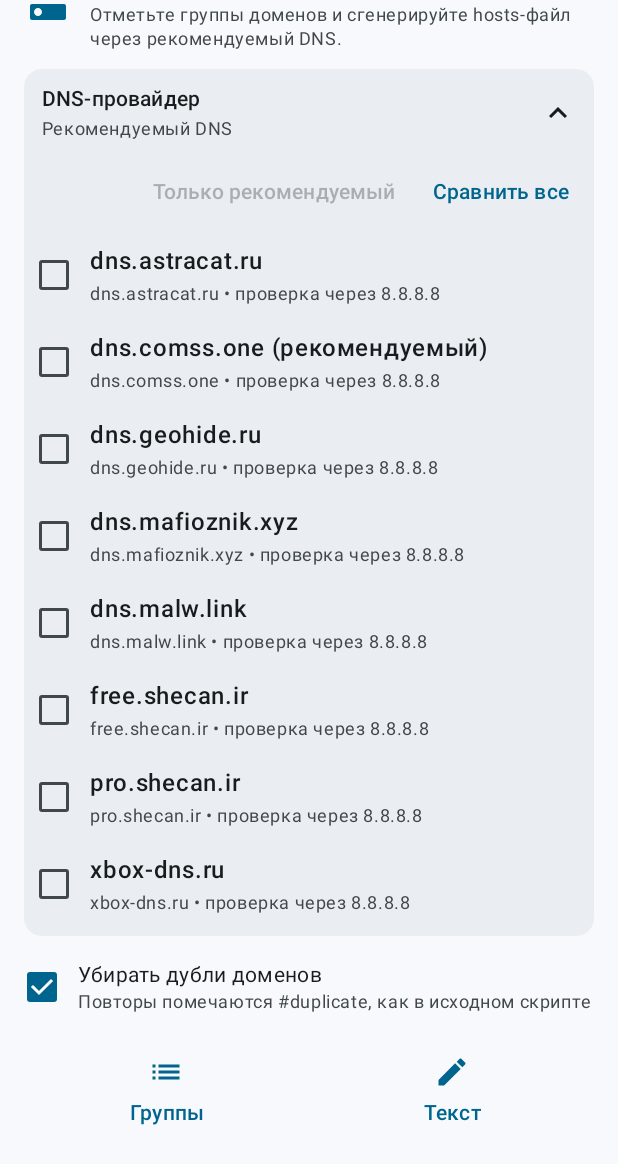
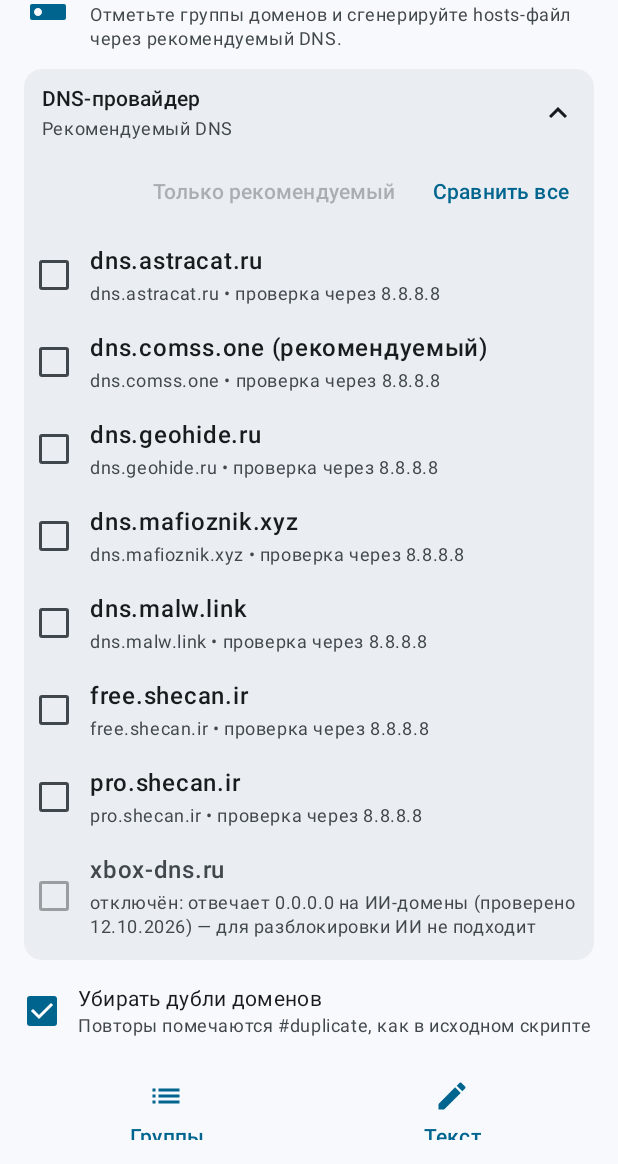
Before and after one commit to arnyigor/DnsHostsGenerator, an Android app built with Jetpack Compose: the composable HostsGeneratorScreen shown on its own in the app's theme, after a tap on "DNS-провайдер", on a phone screen of 412 x 824 dp, the part 72-1236 px from its top. Run offline under Robolectric (Android 15) with nearby library versions, the light colour scheme and no system bars; network calls fail.

Commit message:
Выключение пресета: xbox-dns.ru отключён, остальные пресеты не тронуты
Флаг enabledByDefault в модели DnsProviderPreset был, но нигде не использовался —
пресет нельзя было выключить. Теперь это рабочий механизм.

- DnsProviderPreset.disabledReason: причина отказа, показывается в списке.
- xbox-dns.ru: enabledByDefault=false + причина. 12.10.2026 живой DoT-запрос дал
  0.0.0.0 на chatgpt.com/openai.com/gemini.google.com, то есть провайдер обнуляет
  ИИ-домены. Для игровых доменов он работает, поэтому пресет выключен, а не удалён:
  все остальные 7 пресетов остались включёнными (проверены живым запросом 12.10.2026).
- HostsGeneratorState.selectedPresets больше не пропускает отключённые пресеты
  в генерацию, даже если они остались в выбранных; «Выбрать все» их не выбирает.
- OnPresetChecked для отключённого пресета не меняет выбор, а объясняет причину
  в статусной строке.
- PresetRow: у отключённого пресета чекбокс недоступен, заголовок приглушён,
  вместо адресов показана причина.

Тесты: jvmTest 35/0 (3 новых в DisabledPresetsTest — единственный отключённый
с причиной, остальные включены, отключённый не доходит до генерации).
:androidApp:compileDebugKotlin — успешно.

```diff
--- a/shared/src/commonMain/kotlin/com/arny/dnshostsgenerator/data/BuiltInDnsPresets.kt
+++ b/shared/src/commonMain/kotlin/com/arny/dnshostsgenerator/data/BuiltInDnsPresets.kt
@@ -60,6 +60,11 @@
             // DoT xbox-dns.ru отвечает только по hostname (raw IP 176.99.11.77:853 не слушает).
             dotHost = "xbox-dns.ru",
             outputFileName = "host_out_xbox-dns.ru.txt",
+            // 12.10.2026 живой DoT-запрос: chatgpt.com / openai.com / gemini.google.com → 0.0.0.0,
+            // то есть провайдер обнуляет ИИ-домены, а не разблокирует их. Для игровых доменов
+            // он при этом работает, поэтому пресет выключен, а не удалён.
+            enabledByDefault = false,
+            disabledReason = "отвечает 0.0.0.0 на ИИ-домены (проверено 12.10.2026) — для разблокировки ИИ не подходит",
         ),
     )
 }
--- a/shared/src/commonMain/kotlin/com/arny/dnshostsgenerator/domain/Models.kt
+++ b/shared/src/commonMain/kotlin/com/arny/dnshostsgenerator/domain/Models.kt
@@ -16,7 +16,13 @@
     val allowInvalidTls: Boolean = false,
     val checkDns: String = "8.8.8.8",
     val outputFileName: String,
+    /**
+     * false — пресет отключён и не может быть выбран для генерации
+     * (провайдер сломан или не подходит для разблокировки ИИ). Остальные пресеты это не затрагивает.
+     */
     val enabledByDefault: Boolean = true,
+    /** Почему пресет отключён — показывается в списке вместо обычной подписи. */
+    val disabledReason: String? = null,
 ) {
     companion object {
         /**
--- a/shared/src/commonMain/kotlin/com/arny/dnshostsgenerator/presentation/HostsGeneratorScreen.kt
+++ b/shared/src/commonMain/kotlin/com/arny/dnshostsgenerator/presentation/HostsGeneratorScreen.kt
@@ -1301,6 +1301,8 @@
     onCheckedChange: (Boolean) -> Unit,
     modifier: Modifier = Modifier,
 ) {
+    // Отключённый пресет виден в списке, но выбрать его нельзя — и с причиной отказа.
+    val disabled = !preset.enabledByDefault
     Row(
         modifier = modifier
             .fillMaxWidth()
@@ -1308,6 +1310,7 @@
             .toggleable(
                 value = checked,
                 role = Role.Checkbox,
+                enabled = !disabled,
                 onValueChange = onCheckedChange,
             )
             .padding(
@@ -1319,6 +1322,7 @@
         Checkbox(
             checked = checked,
             onCheckedChange = null,
+            enabled = !disabled,
         )
         Spacer(modifier = Modifier.width(12.dp))
         Column(
@@ -1329,12 +1333,21 @@
                 text = preset.title,
                 style = MaterialTheme.typography.bodyLarge,
                 fontWeight = FontWeight.Medium,
+                color = if (disabled) {
+                    MaterialTheme.colorScheme.onSurfaceVariant
+                } else {
+                    MaterialTheme.colorScheme.onSurface
+                },
             )
             Text(
-                text = buildString {
-                    append(preset.dotHost ?: preset.primaryDns)
-                    append(" • проверка через ")
-                    append(preset.checkDns)
+                text = if (disabled && preset.disabledReason != null) {
+                    "отключён: ${preset.disabledReason}"
+                } else {
+                    buildString {
+                        append(preset.dotHost ?: preset.primaryDns)
+                        append(" • проверка через ")
+                        append(preset.checkDns)
+                    }
                 },
                 style = MaterialTheme.typography.bodySmall,
                 color = MaterialTheme.colorScheme.onSurfaceVariant,
```
Also changed, not shown: shared/src/commonMain/kotlin/com/arny/dnshostsgenerator/presentation/HostsGeneratorViewModel.kt (+18 -7 lines), 1 other file.
